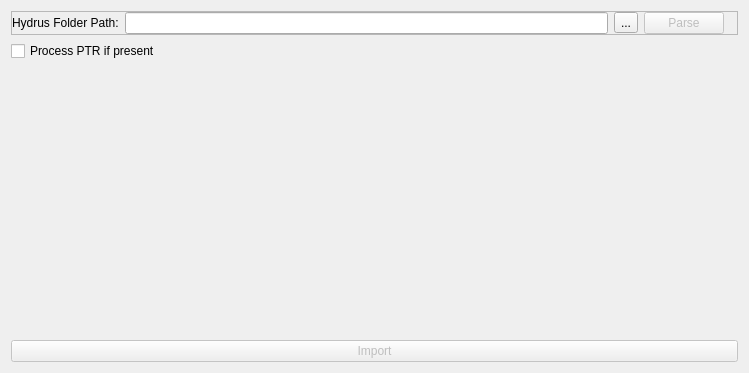
The window that tools/HydrusImporter/src/gui/hydrus/HydrusImporterWidget.ui (KJNeko/IDHAN) describes before a commit, drawn with Qt 5.
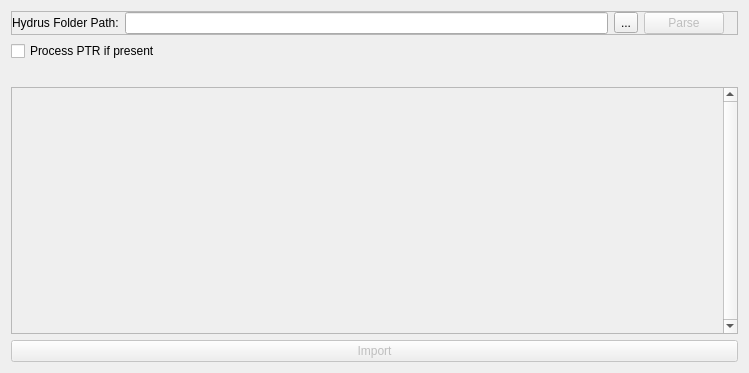
The same window after the commit.

Commit message: Cleanup Hydrus Importer

Patch:
```diff
--- a/tools/HydrusImporter/src/gui/hydrus/HydrusImporterWidget.ui
+++ b/tools/HydrusImporter/src/gui/hydrus/HydrusImporterWidget.ui
@@ -102,7 +102,24 @@
       </widget>
      </item>
      <item>
-         <layout class="QVBoxLayout" name="tagServicesLayout"/>
+         <widget class="QScrollArea" name="servicesScrollArea">
+             <property name="widgetResizable">
+                 <bool>true</bool>
+             </property>
+             <property name="horizontalScrollBarPolicy">
+                 <enum>Qt::ScrollBarAlwaysOff</enum>
+             </property>
+             <property name="verticalScrollBarPolicy">
+                 <enum>Qt::ScrollBarAlwaysOn</enum>
+             </property>
+             <widget class="QWidget" name="servicesContents">
+                 <layout class="QVBoxLayout" name="tagServicesLayout">
+                     <property name="alignment">
+                         <set>Qt::AlignTop</set>
+                     </property>
+                 </layout>
+             </widget>
+         </widget>
      </item>
     </layout>
    </item>
```
The commit also changes 25 other files.
